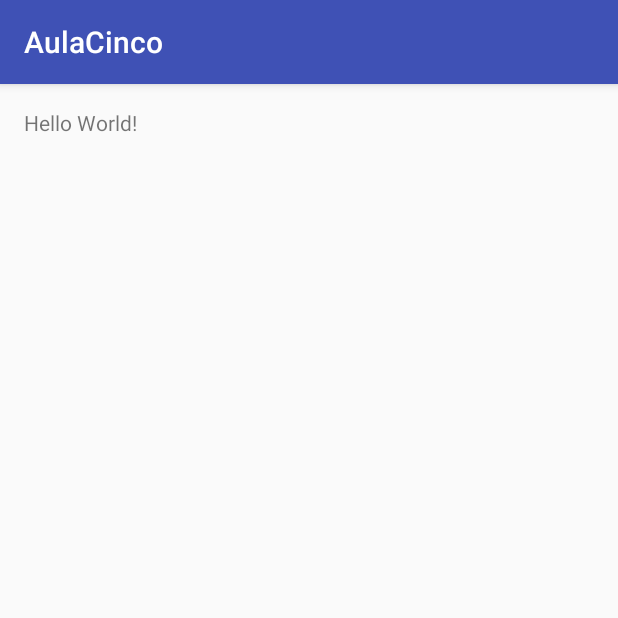
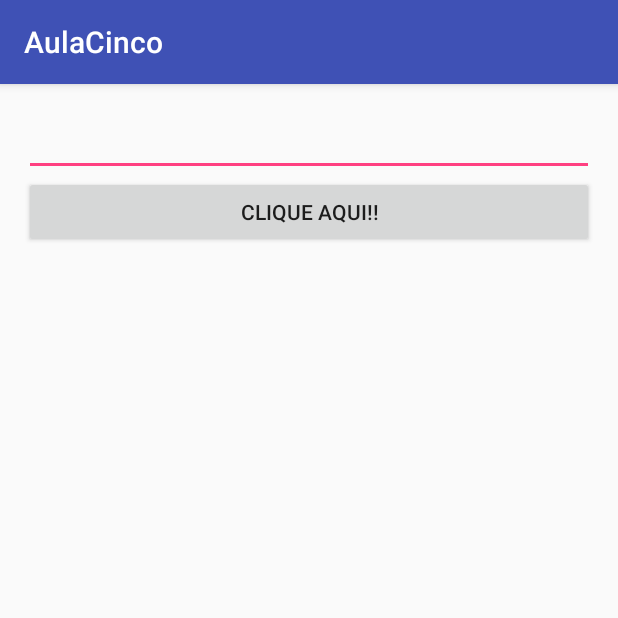
Before and after one commit to DispositivosMoveis/AndroidAulaCinco, an Android app: the screen it shows after launch (MainActivity), on a phone screen of 412 x 824 dp, the top half of it. Run offline under Robolectric (Android 15) with nearby library versions, the phone set to English and light mode, and no system bars.

Commit message:
Enviando alterações

```diff
--- a/app/src/main/java/br/edu/welder/aulacinco/MainActivity.java
+++ b/app/src/main/java/br/edu/welder/aulacinco/MainActivity.java
@@ -9,5 +9,6 @@ public class MainActivity extends AppCompatActivity {
     protected void onCreate(Bundle savedInstanceState) {
         super.onCreate(savedInstanceState);
         setContentView(R.layout.activity_main);
+
     }
 }
--- a/app/src/main/res/layout/activity_main.xml
+++ b/app/src/main/res/layout/activity_main.xml
@@ -9,8 +9,22 @@
     android:paddingTop="@dimen/activity_vertical_margin"
     tools:context="br.edu.welder.aulacinco.MainActivity">
 
-    <TextView
+    <EditText
         android:layout_width="wrap_content"
         android:layout_height="wrap_content"
-        android:text="Hello World!" />
+        android:id="@+id/editText"
+        android:layout_alignParentTop="true"
+        android:layout_alignParentLeft="true"
+        android:layout_alignParentStart="true"
+        android:layout_alignParentRight="true"
+        android:layout_alignParentEnd="true" />
+
+    <Button
+        android:layout_width="fill_parent"
+        android:layout_height="wrap_content"
+        android:text="@string/app_button"
+        android:id="@+id/app_button"
+        android:layout_below="@+id/editText"
+        android:layout_alignParentLeft="true"
+        android:layout_alignParentStart="true" />
 </RelativeLayout>
--- a/app/src/main/res/values/strings.xml
+++ b/app/src/main/res/values/strings.xml
@@ -1,3 +1,4 @@
 <resources>
     <string name="app_name">AulaCinco</string>
+    <string name="app_button">Clique aqui!!</string>
 </resources>
```
